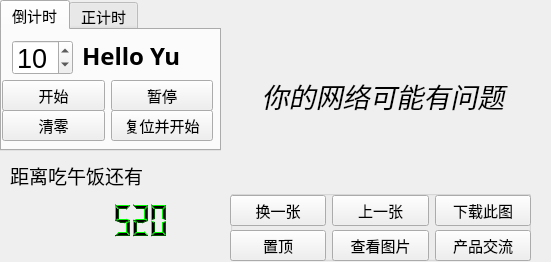
Before: the Qt Designer form TimerXdd2/Timer2_2.ui in xdd1997/PythonXdd, drawn with Qt 5.
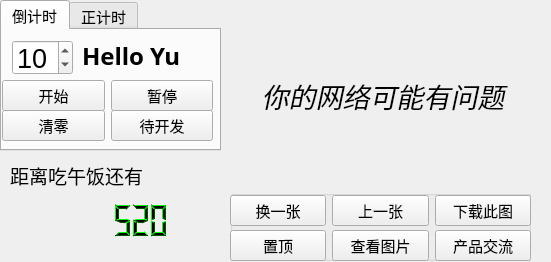
After: the same form once the commit is applied. The open tabs and pages were chosen to show the change.

Commit message: V2版，添加注册窗口(去除计时器复位并开始）

```diff
--- a/TimerXdd2/Timer2_2.ui
+++ b/TimerXdd2/Timer2_2.ui
@@ -146,7 +146,7 @@
       <item>
        <widget class="QPushButton" name="pushButton_stopAndStart">
         <property name="text">
-         <string>复位并开始</string>
+         <string>待开发</string>
         </property>
        </widget>
       </item>
```
Left out of the diff: 4 changed lines with no effect on the pictures. The commit also changes 14 other files.
